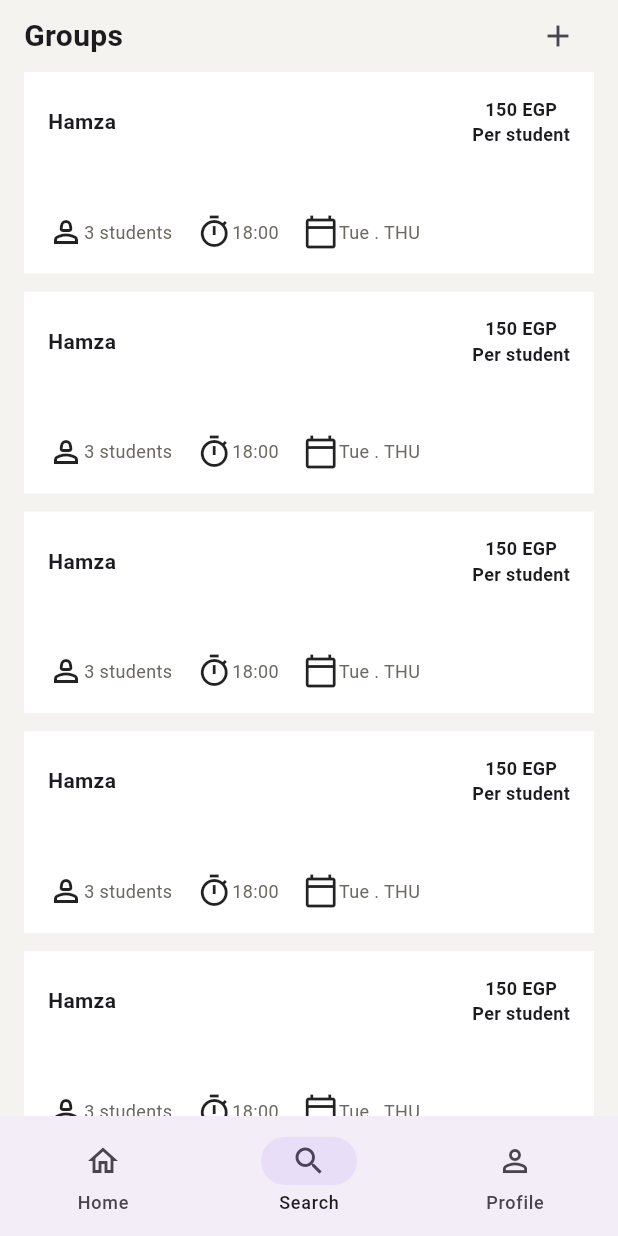
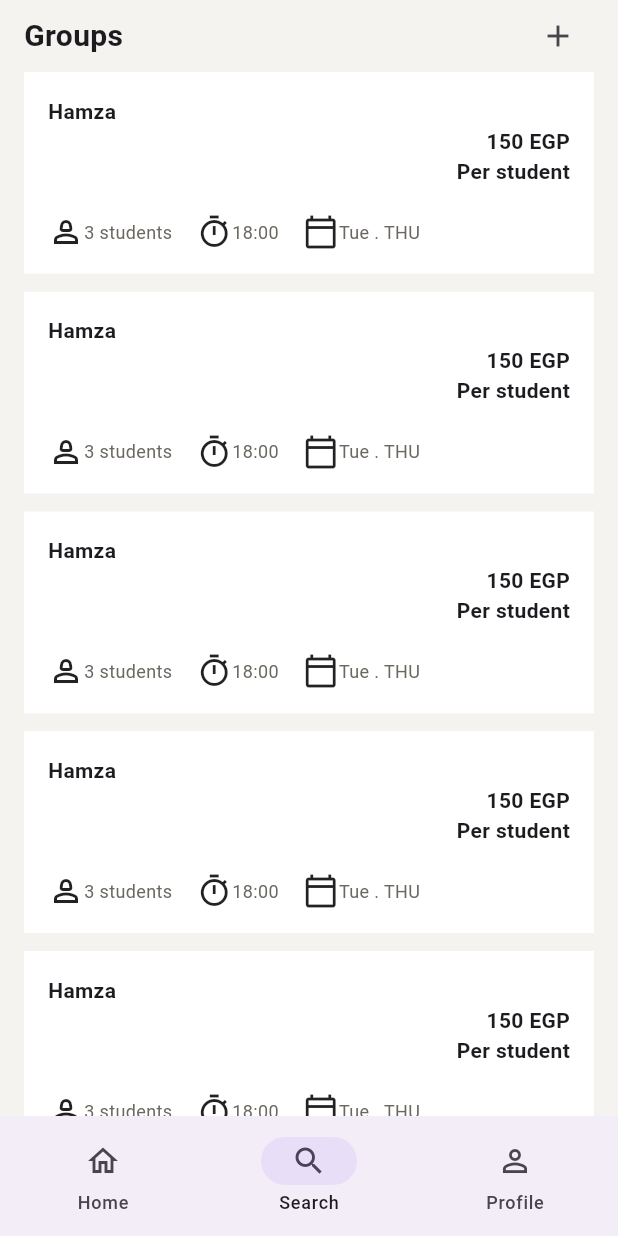
Before and after one commit to EyadWaleid/TutorDesk, a Flutter app: the screen it shows after launch, item 2 of the bottom bar chosen, on a phone screen of 412 x 824 dp. Run offline on Flutter 3.47's test engine with Material 3 defaults, Android fonts, the phone set to English and light mode, and no system bars; our stand-ins replace drift, drift_flutter, flutter_bloc, flutter_screenutil, flutter_svg, get_it and 3 more; accounts and stored records are empty; generated files the repository leaves out were written again.

Commit message:
some changes

```diff
--- a/lib/Screens/GroupScreen/presentation/GroupsScreen.dart
+++ b/lib/Screens/GroupScreen/presentation/GroupsScreen.dart
@@ -58,13 +58,19 @@ class GroupScreen extends StatelessWidget {
                         children: [
                           Text("Hamza",style: TextStyle(fontSize:14 , fontWeight: FontWeight.bold ),),
                        Spacer(),
-                       Column(
-                         children: [
-                           Text("150 EGP",style: TextStyle(fontSize: 12 , fontWeight: FontWeight.bold),),
-                           Text("Per student",style: TextStyle(fontSize: 12 , fontWeight: FontWeight.bold))
-                         ],
-                       )
+
                         ],
+                      ),
+                      SizedBox(
+                        width: double.infinity,
+                        child: Column(
+                          mainAxisAlignment: MainAxisAlignment.center,
+                          crossAxisAlignment: CrossAxisAlignment.end,
+                          children: [
+                            Text("150 EGP",style: TextStyle(fontSize: 14 , fontWeight: FontWeight.bold),),
+                            Text("Per student",style: TextStyle(fontSize: 14 , fontWeight: FontWeight.bold))
+                          ],
+                        ),
                       ),
                       Spacer(),
                       Row(
```
Also changed, not shown: 1 other file.
